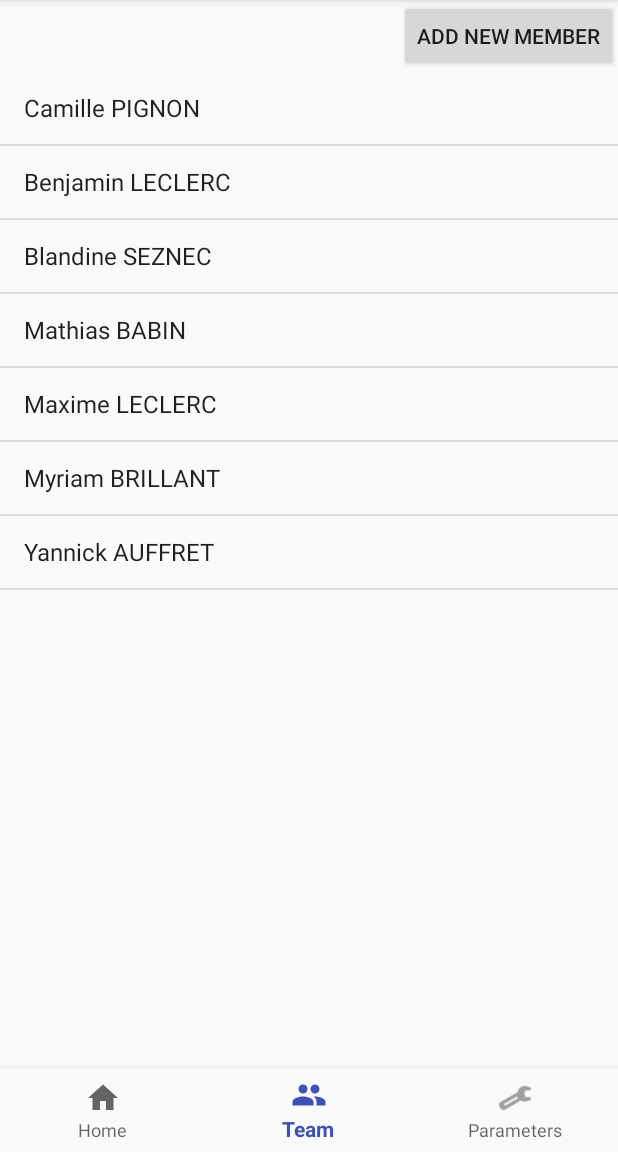
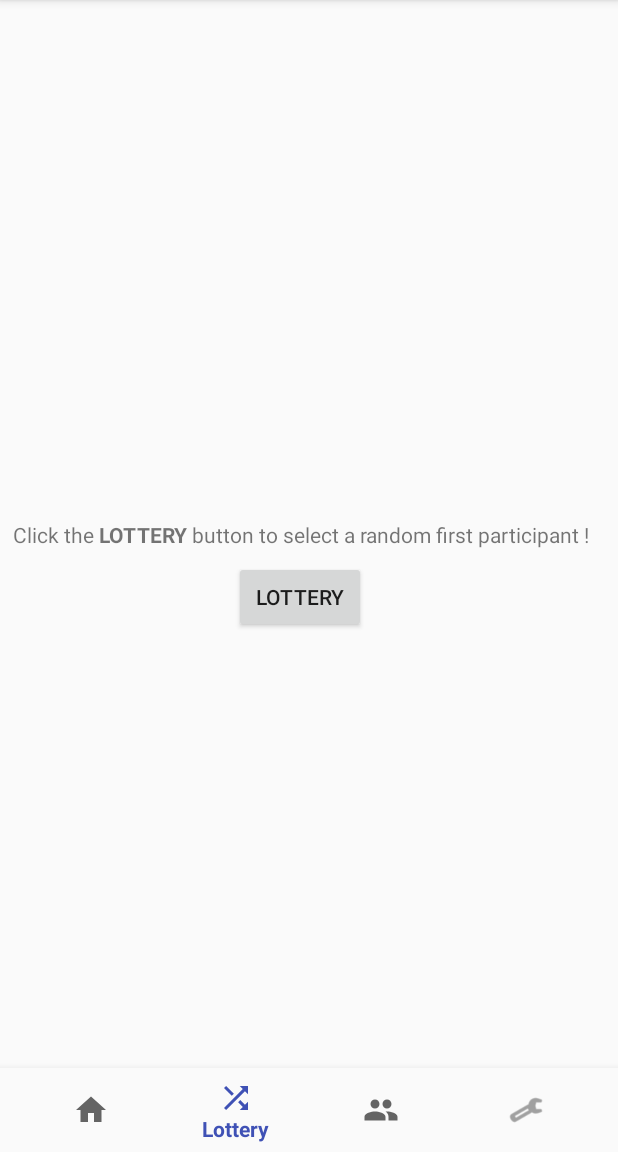
Before and after one commit to campignon/boltscrum, an Android app: the screen it shows after launch (MainActivity), item 2 of the bottom bar chosen, on a phone screen of 412 x 824 dp, the part 84-1236 px from its top. Run offline under Robolectric (Android 15) with nearby library versions, the phone set to English and light mode, and no system bars.

Commit message:
Added the LotteryFragment

```diff
--- a/app/src/main/java/com/hexatech/boltscrum/HomeFragment.java
+++ b/app/src/main/java/com/hexatech/boltscrum/HomeFragment.java
@@ -15,22 +15,9 @@ import android.widget.TextView;
  */
 public class HomeFragment extends Fragment {
 
-    private String[] members;
-
-    private TextView firstParticipantNameTextView;
-
     public HomeFragment() {
         // Required empty public constructor
     }
-
-    private View.OnClickListener mOnLotteryButtonClickedListener = new View.OnClickListener() {
-
-        @Override
-        public void onClick(View view) {
-            int randomIndex = (int)(Math.random() * members.length);
-            firstParticipantNameTextView.setText(members[randomIndex]);
-        }
-    };
 
     @Override
     public View onCreateView(LayoutInflater inflater, ViewGroup container,
@@ -38,13 +25,6 @@ public class HomeFragment extends Fragment {
 
         View view = inflater.inflate(R.layout.fragment_home, container, false);
 
-        this.members = getArguments().getStringArray("members");
-
-        this.firstParticipantNameTextView = view.findViewById(R.id.firstParticipantNameTextView);
-
-        Button lotteryButton = view.findViewById(R.id.lotteryButton);
-        lotteryButton.setOnClickListener(mOnLotteryButtonClickedListener);
-
         // Inflate the layout for this fragment
         return view;
     }
--- /dev/null
+++ b/app/src/main/java/com/hexatech/boltscrum/LotteryFragment.java
@@ -0,0 +1,51 @@
+package com.hexatech.boltscrum;
+
+
+import android.os.Bundle;
+import android.support.v4.app.Fragment;
+import android.view.LayoutInflater;
+import android.view.View;
+import android.view.ViewGroup;
+import android.widget.Button;
+import android.widget.TextView;
+
+
+/**
+ * A simple {@link Fragment} subclass.
+ */
+public class LotteryFragment extends Fragment {
+
+    private String[] members;
+
+    private TextView firstParticipantNameTextView;
+
+    public LotteryFragment() {
+        // Required empty public constructor
+    }
+
+    private View.OnClickListener mOnLotteryButtonClickedListener = new View.OnClickListener() {
+
+        @Override
+        public void onClick(View view) {
+        int randomIndex = (int)(Math.random() * members.length);
+        firstParticipantNameTextView.setText(members[randomIndex]);
+        }
+    };
+
+    @Override
+    public View onCreateView(LayoutInflater inflater, ViewGroup container,
+                             Bundle savedInstanceState) {
+        // Inflate the layout for this fragment
+        View view = inflater.inflate(R.layout.fragment_lottery, container, false);
+
+        this.members = getArguments().getStringArray("members");
+
+        this.firstParticipantNameTextView = view.findViewById(R.id.firstParticipantNameTextView);
+
+        Button lotteryButton = view.findViewById(R.id.lotteryButton);
+        lotteryButton.setOnClickListener(mOnLotteryButtonClickedListener);
+
+        return view;
+    }
+
+}
--- a/app/src/main/java/com/hexatech/boltscrum/MainActivity.java
+++ b/app/src/main/java/com/hexatech/boltscrum/MainActivity.java
@@ -30,6 +30,8 @@ public class MainActivity extends AppCompatActivity {
             switch (item.getItemId()) {
                 case R.id.navigation_home:
                     return handleNavigationHomeItemSelected();
+                case R.id.navigation_lottery:
+                    return handleNavigationLotteryItemSelected();
                 case R.id.navigation_team:
                     return handleNavigationTeamItemSelected();
                 case R.id.navigation_parameters:
@@ -40,11 +42,17 @@ public class MainActivity extends AppCompatActivity {
     };
 
     private boolean handleNavigationHomeItemSelected() {
+        HomeFragment home = new HomeFragment();
+        fragmentManager.beginTransaction().replace(R.id.container, home).commit();
+        return true;
+    }
+
+    private boolean handleNavigationLotteryItemSelected() {
         Bundle bundle = new Bundle();
         bundle.putStringArray("members", members);
-        HomeFragment home = new HomeFragment();
-        home.setArguments(bundle);
-        fragmentManager.beginTransaction().replace(R.id.container, home).commit();
+        LotteryFragment lottery = new LotteryFragment();
+        lottery.setArguments(bundle);
+        fragmentManager.beginTransaction().replace(R.id.container, lottery).commit();
         return true;
     }
 
--- /dev/null
+++ b/app/src/main/res/drawable/ic_shuffle_black_24dp.xml
@@ -0,0 +1,9 @@
+<vector xmlns:android="http://schemas.android.com/apk/res/android"
+        android:width="24dp"
+        android:height="24dp"
+        android:viewportWidth="24.0"
+        android:viewportHeight="24.0">
+    <path
+        android:fillColor="#FF000000"
+        android:pathData="M10.59,9.17L5.41,4 4,5.41l5.17,5.17 1.42,-1.41zM14.5,4l2.04,2.04L4,18.59 5.41,20 17.96,7.46 20,9.5L20,4h-5.5zM14.83,13.41l-1.41,1.41 3.13,3.13L14.5,20L20,20v-5.5l-2.04,2.04 -3.13,-3.13z"/>
+</vector>
--- a/app/src/main/res/layout/fragment_home.xml
+++ b/app/src/main/res/layout/fragment_home.xml
@@ -4,26 +4,6 @@
     android:layout_width="match_parent"
     android:layout_height="match_parent"
     tools:context="com.hexatech.boltscrum.HomeFragment">
-
-    <android.support.constraint.ConstraintLayout
-        android:layout_width="match_parent"
-        android:layout_height="match_parent">
-
-        <TextView
-            android:id="@+id/firstParticipantNameTextView"
-            android:layout_width="wrap_content"
-            android:layout_height="wrap_content"
-            android:layout_marginBottom="8dp"
-            android:layout_marginEnd="8dp"
-            android:layout_marginStart="8dp"
-            android:layout_marginTop="8dp"
-            android:textColor="@android:color/black"
-            android:textSize="24sp"
-            android:textStyle="bold"
-            app:layout_constraintBottom_toBottomOf="parent"
-            app:layout_constraintEnd_toEndOf="parent"
-            app:layout_constraintStart_toStartOf="parent"
-            app:layout_constraintTop_toBottomOf="@+id/constraintLayout" />
 
     <android.support.constraint.ConstraintLayout
         android:id="@+id/constraintLayout"
@@ -42,24 +22,22 @@
             android:layout_marginEnd="8dp"
             android:layout_marginStart="8dp"
             android:gravity="center_horizontal"
-                android:text="@string/home_lottery_message"
+            android:text="@string/home_message"
             app:layout_constraintEnd_toEndOf="parent"
             app:layout_constraintStart_toStartOf="parent" />
 
         <Button
-                android:id="@+id/lotteryButton"
+            android:id="@+id/startMeetingButton"
             android:layout_width="wrap_content"
             android:layout_height="wrap_content"
             android:layout_marginEnd="8dp"
             android:layout_marginStart="8dp"
             android:layout_marginTop="8dp"
-                android:text="@string/home_lottery_button"
+            android:text="@string/home_start_meeting_button"
             app:layout_constraintEnd_toEndOf="parent"
             app:layout_constraintStart_toStartOf="parent"
             app:layout_constraintTop_toBottomOf="@+id/lotteryMessage" />
 
     </android.support.constraint.ConstraintLayout>
 
-    </android.support.constraint.ConstraintLayout>
-
 </FrameLayout>
--- /dev/null
+++ b/app/src/main/res/layout/fragment_lottery.xml
@@ -0,0 +1,65 @@
+<FrameLayout xmlns:android="http://schemas.android.com/apk/res/android"
+    xmlns:app="http://schemas.android.com/apk/res-auto"
+    xmlns:tools="http://schemas.android.com/tools"
+    android:layout_width="match_parent"
+    android:layout_height="match_parent"
+    tools:context="com.hexatech.boltscrum.LotteryFragment">
+
+    <android.support.constraint.ConstraintLayout
+        android:layout_width="match_parent"
+        android:layout_height="match_parent">
+
+        <TextView
+            android:id="@+id/firstParticipantNameTextView"
+            android:layout_width="wrap_content"
+            android:layout_height="wrap_content"
+            android:layout_marginBottom="8dp"
+            android:layout_marginEnd="8dp"
+            android:layout_marginStart="8dp"
+            android:layout_marginTop="8dp"
+            android:textColor="@android:color/black"
+            android:textSize="24sp"
+            android:textStyle="bold"
+            app:layout_constraintBottom_toBottomOf="parent"
+            app:layout_constraintEnd_toEndOf="parent"
+            app:layout_constraintStart_toStartOf="parent"
+            app:layout_constraintTop_toBottomOf="@+id/constraintLayout" />
+
+        <android.support.constraint.ConstraintLayout
+            android:id="@+id/constraintLayout"
+            android:layout_width="wrap_content"
+            android:layout_height="wrap_content"
+            android:layout_gravity="center"
+            android:layout_marginBottom="8dp"
+            android:layout_marginTop="8dp"
+            app:layout_constraintBottom_toBottomOf="parent"
+            app:layout_constraintTop_toTopOf="parent">
+
+            <TextView
+                android:id="@+id/lotteryMessage"
+                android:layout_width="wrap_content"
+                android:layout_height="wrap_content"
+                android:layout_marginEnd="8dp"
+                android:layout_marginStart="8dp"
+                android:gravity="center_horizontal"
+                android:text="@string/lottery_message"
+                app:layout_constraintEnd_toEndOf="parent"
+                app:layout_constraintStart_toStartOf="parent" />
+
+            <Button
+                android:id="@+id/lotteryButton"
+                android:layout_width="wrap_content"
+                android:layout_height="wrap_content"
+                android:layout_marginEnd="8dp"
+                android:layout_marginStart="8dp"
+                android:layout_marginTop="8dp"
+                android:text="@string/lottery_button"
+                app:layout_constraintEnd_toEndOf="parent"
+                app:layout_constraintStart_toStartOf="parent"
+                app:layout_constraintTop_toBottomOf="@+id/lotteryMessage" />
+
+        </android.support.constraint.ConstraintLayout>
+
+    </android.support.constraint.ConstraintLayout>
+
+</FrameLayout>
--- a/app/src/main/res/menu/navigation.xml
+++ b/app/src/main/res/menu/navigation.xml
@@ -5,6 +5,11 @@
         android:id="@+id/navigation_home"
         android:icon="@drawable/ic_home_black_24dp"
         android:title="@string/title_home" />
+
+    <item
+        android:id="@+id/navigation_lottery"
+        android:icon="@drawable/ic_shuffle_black_24dp"
+        android:title="@string/title_lottery" />
 
     <item
         android:id="@+id/navigation_team"
--- a/app/src/main/res/values/strings.xml
+++ b/app/src/main/res/values/strings.xml
@@ -1,13 +1,17 @@
 <resources>
     <string name="app_name">Bolt Scrum</string>
     <string name="title_home">Home</string>
+    <string name="title_lottery">Lottery</string>
     <string name="title_team">Team</string>
     <string name="title_parameters">Parameters</string>
 
     <!-- TODO: Remove or change this placeholder text -->
-    <string name="home_lottery_message">Click the <b>LOTTERY</b> button to select a random first participant !</string>
-    <string name="home_lottery_button">Lottery</string>
+    <string name="home_message">Click the <b>START MEETING</b> button to start the meeting !</string>
     <string name="home_start_meeting_button">Start Meeting</string>
+
+    <!-- TODO: Remove or change this placeholder text -->
+    <string name="lottery_message">Click the <b>LOTTERY</b> button to select a random first participant !</string>
+    <string name="lottery_button">Lottery</string>
 
     <!-- TODO: Remove or change this placeholder text -->
     <string name="team_add_member_button">Add new member</string>
```
Lines whose indentation alone changed are shown as unchanged.
